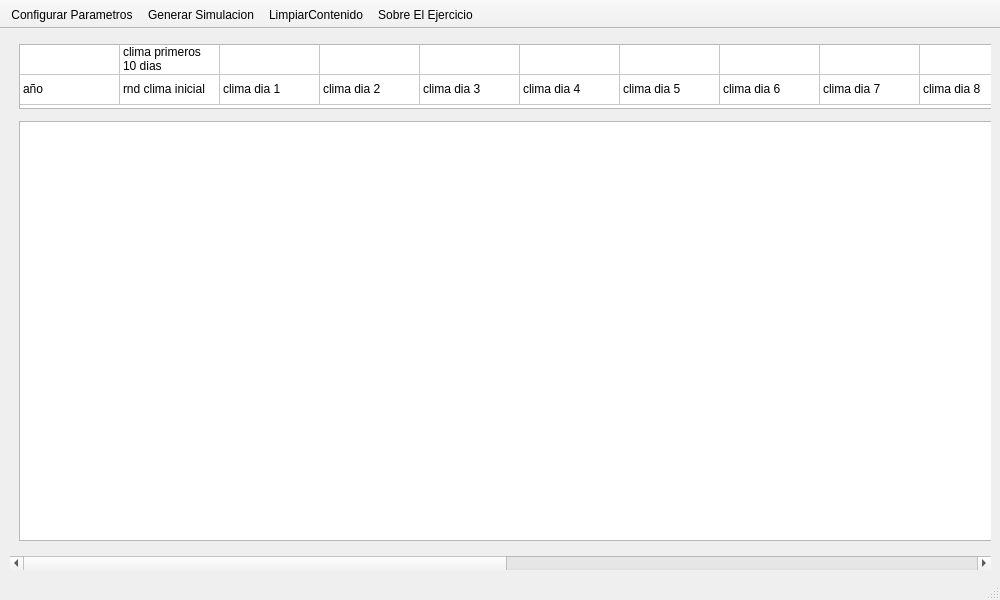
This is interfaces/qt/main_v2.ui in 83723-matias-perlo/finalsimseptiembre2022 as Qt 5 draws it before an edit. The edited form follows.
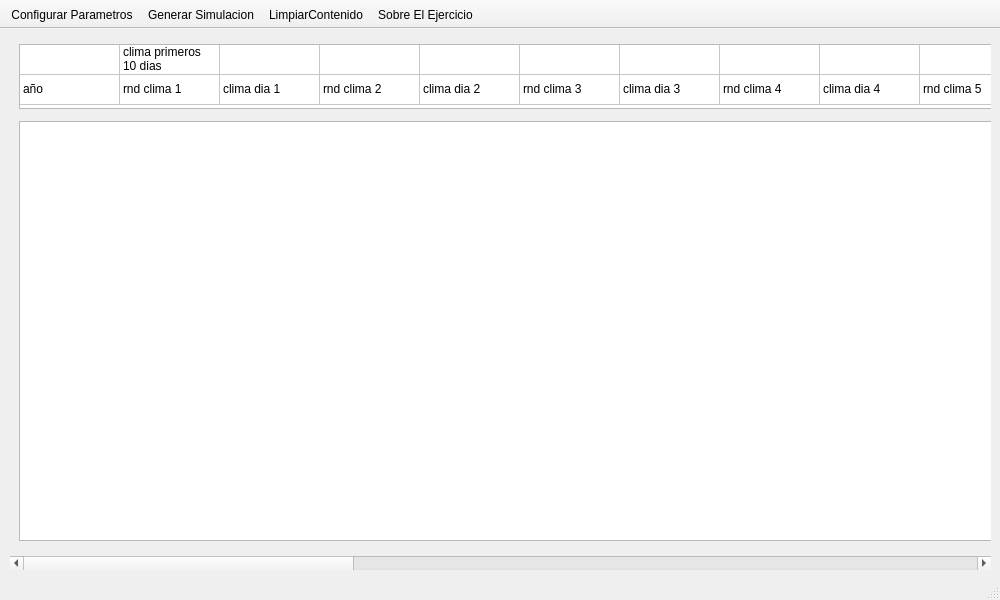
This is the edited form. Icons and pictures are not drawn.

What changed in the file:
```diff
--- a/interfaces/qt/main_v2.ui
+++ b/interfaces/qt/main_v2.ui
@@ -61,7 +61,7 @@
       <rect>
        <x>0</x>
        <y>0</y>
-       <width>1938</width>
+       <width>2838</width>
        <height>524</height>
       </rect>
      </property>
@@ -70,13 +70,13 @@
        <widget class="QTableWidget" name="tablaHeader">
         <property name="minimumSize">
          <size>
-          <width>1920</width>
+          <width>2820</width>
           <height>65</height>
          </size>
         </property>
         <property name="maximumSize">
          <size>
-          <width>1920</width>
+          <width>2820</width>
           <height>65</height>
          </size>
         </property>
@@ -127,7 +127,7 @@
         </column>
         <column>
          <property name="text">
-          <string>rnd clima inicial</string>
+          <string>rnd clima 1</string>
          </property>
         </column>
         <column>
@@ -135,46 +135,91 @@
           <string>clima dia 1</string>
          </property>
         </column>
+        <column>
+         <property name="text">
+          <string>rnd clima 2</string>
+         </property>
+        </column>
         <column>
          <property name="text">
           <string>clima dia 2</string>
          </property>
         </column>
+        <column>
+         <property name="text">
+          <string>rnd clima 3</string>
+         </property>
+        </column>
         <column>
          <property name="text">
           <string>clima dia 3</string>
          </property>
         </column>
+        <column>
+         <property name="text">
+          <string>rnd clima 4</string>
+         </property>
+        </column>
         <column>
          <property name="text">
           <string>clima dia 4</string>
          </property>
         </column>
+        <column>
+         <property name="text">
+          <string>rnd clima 5</string>
+         </property>
+        </column>
         <column>
          <property name="text">
           <string>clima dia 5</string>
          </property>
         </column>
+        <column>
+         <property name="text">
+          <string>rnd clima 6</string>
+         </property>
+        </column>
         <column>
          <property name="text">
           <string>clima dia 6</string>
          </property>
         </column>
+        <column>
+         <property name="text">
+          <string>rnd clima 7</string>
+         </property>
+        </column>
         <column>
          <property name="text">
           <string>clima dia 7</string>
          </property>
         </column>
+        <column>
+         <property name="text">
+          <string>rnd clima 8</string>
+         </property>
+        </column>
         <column>
          <property name="text">
           <string>clima dia 8</string>
          </property>
         </column>
+        <column>
+         <property name="text">
+          <string>rnd clima 9</string>
+         </property>
+        </column>
         <column>
          <property name="text">
           <string>clima dia 9</string>
          </property>
         </column>
+        <column>
+         <property name="text">
+          <string>rnd clima 10</string>
+         </property>
+        </column>
         <column>
          <property name="text">
           <string>clima dia 10</string>
@@ -225,27 +270,27 @@
           <string>clima primeros 10 dias</string>
          </property>
         </item>
-        <item row="0" column="12">
+        <item row="0" column="21">
          <property name="text">
           <string>total dias por clima</string>
          </property>
         </item>
-        <item row="0" column="13">
+        <item row="0" column="22">
          <property name="text">
           <string/>
          </property>
         </item>
-        <item row="0" column="15">
+        <item row="0" column="24">
          <property name="text">
           <string>tardanza fertilizante</string>
          </property>
         </item>
-        <item row="0" column="17">
+        <item row="0" column="26">
          <property name="text">
           <string/>
          </property>
         </item>
-        <item row="0" column="18">
+        <item row="0" column="27">
          <property name="text">
           <string/>
          </property>
@@ -257,7 +302,7 @@
         </item>
         <item row="1" column="1">
          <property name="text">
-          <string>rnd clima inicial</string>
+          <string>rnd clima 1</string>
          </property>
         </item>
         <item row="1" column="2">
@@ -267,81 +312,126 @@
         </item>
         <item row="1" column="3">
          <property name="text">
-          <string>clima dia 2</string>
+          <string>rnd clima 2</string>
          </property>
         </item>
         <item row="1" column="4">
          <property name="text">
-          <string>clima dia 3</string>
+          <string>clima dia 2</string>
          </property>
         </item>
         <item row="1" column="5">
          <property name="text">
-          <string>clima dia 4</string>
+          <string>rnd clima 3</string>
          </property>
         </item>
         <item row="1" column="6">
          <property name="text">
-          <string>clima dia 5</string>
+          <string>clima dia 3</string>
          </property>
         </item>
         <item row="1" column="7">
          <property name="text">
-          <string>clima dia 6</string>
+          <string>rnd clima 4</string>
          </property>
         </item>
         <item row="1" column="8">
          <property name="text">
-          <string>clima dia 7</string>
+          <string>clima dia 4</string>
          </property>
         </item>
         <item row="1" column="9">
          <property name="text">
-          <string>clima dia 8</string>
+          <string>rnd clima 5</string>
          </property>
         </item>
         <item row="1" column="10">
          <property name="text">
-          <string>clima dia 9</string>
+          <string>clima dia 5</string>
          </property>
         </item>
         <item row="1" column="11">
          <property name="text">
-          <string>clima dia 10</string>
+          <string>rnd clima 6</string>
          </property>
         </item>
         <item row="1" column="12">
          <property name="text">
-          <string>dias soleados</string>
+          <string>clima dia 6</string>
          </property>
         </item>
         <item row="1" column="13">
          <property name="text">
-          <string>dias lluviosos</string>
+          <string>rnd clima 7</string>
          </property>
         </item>
         <item row="1" column="14">
          <property name="text">
-          <string>dias nublados</string>
+          <string>clima dia 7</string>
          </property>
         </item>
         <item row="1" column="15">
          <property name="text">
-          <string>rnd tardanza</string>
+          <string>rnd clima 8</string>
          </property>
         </item>
         <item row="1" column="16">
          <property name="text">
-          <string>dias tardanza</string>
+          <string>clima dia 8</string>
          </property>
         </item>
         <item row="1" column="17">
          <property name="text">
-          <string>produccion anual</string>
+          <string>rnd clima 9</string>
          </property>
         </item>
         <item row="1" column="18">
          <property name="text">
+          <string>clima dia 9</string>
+         </property>
+        </item>
+        <item row="1" column="19">
+         <property name="text">
+          <string>rnd clima 10</string>
+         </property>
+        </item>
+        <item row="1" column="20">
+         <property name="text">
+          <string>clima dia 10</string>
+         </property>
+        </item>
+        <item row="1" column="21">
+         <property name="text">
+          <string>dias soleados</string>
+         </property>
+        </item>
+        <item row="1" column="22">
+         <property name="text">
+          <string>dias lluviosos</string>
+         </property>
+        </item>
+        <item row="1" column="23">
+         <property name="text">
+          <string>dias nublados</string>
+         </property>
+        </item>
+        <item row="1" column="24">
+         <property name="text">
+          <string>rnd tardanza</string>
+         </property>
+        </item>
+        <item row="1" column="25">
+         <property name="text">
+          <string>dias tardanza</string>
+         </property>
+        </item>
+        <item row="1" column="26">
+         <property name="text">
+          <string>produccion anual</string>
+         </property>
+        </item>
+        <item row="1" column="27">
+         <property name="text">
           <string>produccion anual ac</string>
          </property>
         </item>
```
Left out of the diff: 56 changed lines with no effect on the pictures.
